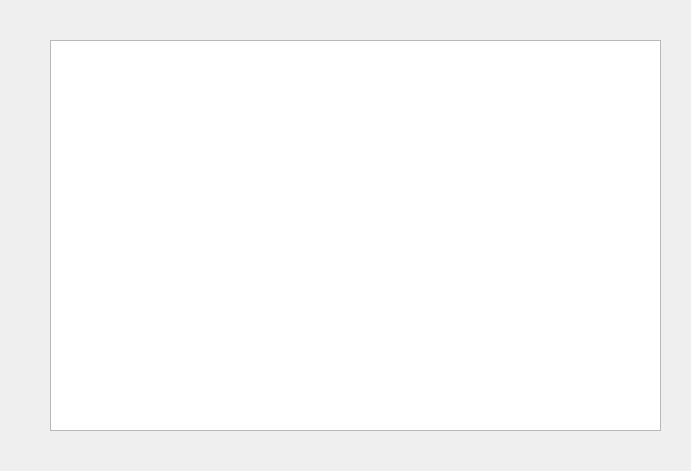
massivemembrain/Project-2-NFL, file Project-2-NFL/bfs.ui: the form before one commit.
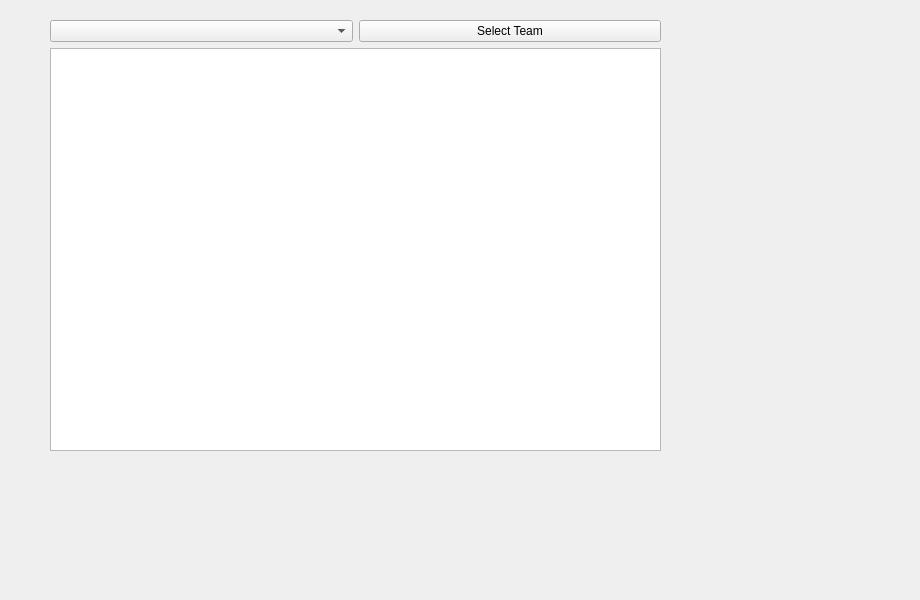
The form after the commit.

Patch:
```diff
--- a/Project-2-NFL/bfs.ui
+++ b/Project-2-NFL/bfs.ui
@@ -6,22 +6,41 @@
    <rect>
     <x>0</x>
     <y>0</y>
-    <width>691</width>
-    <height>471</height>
+    <width>920</width>
+    <height>600</height>
    </rect>
   </property>
   <property name="windowTitle">
    <string>Form</string>
   </property>
-  <widget class="QTextBrowser" name="textBrowser">
+  <widget class="QWidget" name="verticalLayoutWidget">
    <property name="geometry">
     <rect>
      <x>50</x>
-     <y>40</y>
+     <y>20</y>
      <width>611</width>
-     <height>391</height>
+     <height>431</height>
     </rect>
    </property>
+   <layout class="QVBoxLayout" name="verticalLayout">
+    <item>
+     <layout class="QHBoxLayout" name="horizontalLayout">
+      <item>
+       <widget class="QComboBox" name="comboBox"/>
+      </item>
+      <item>
+       <widget class="QPushButton" name="selectTeamButton">
+        <property name="text">
+         <string>Select Team</string>
+        </property>
+       </widget>
+      </item>
+     </layout>
+    </item>
+    <item>
+     <widget class="QTextBrowser" name="textBrowser"/>
+    </item>
+   </layout>
   </widget>
  </widget>
  <resources/>
```
